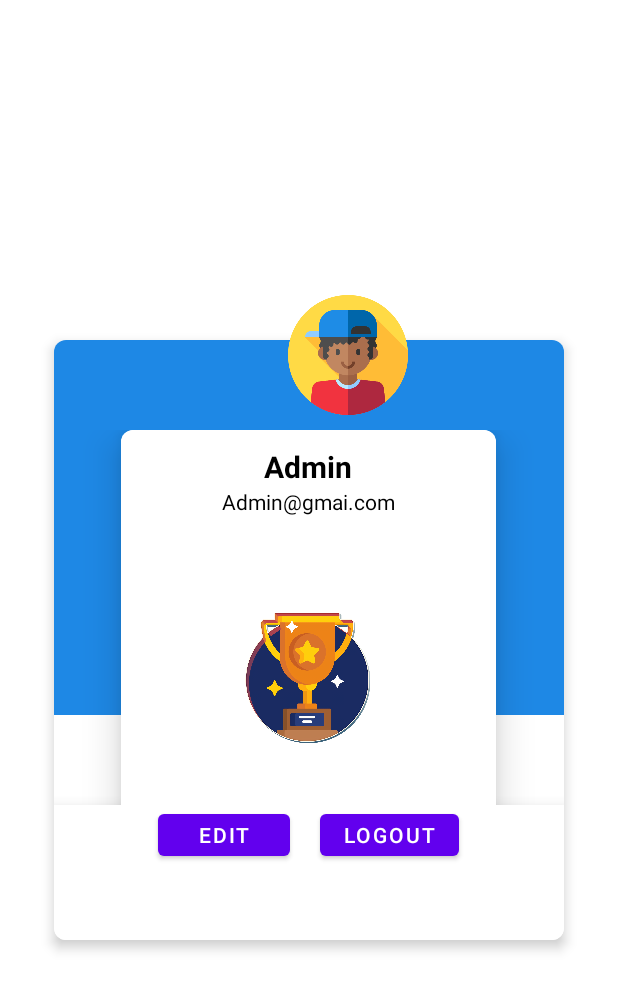
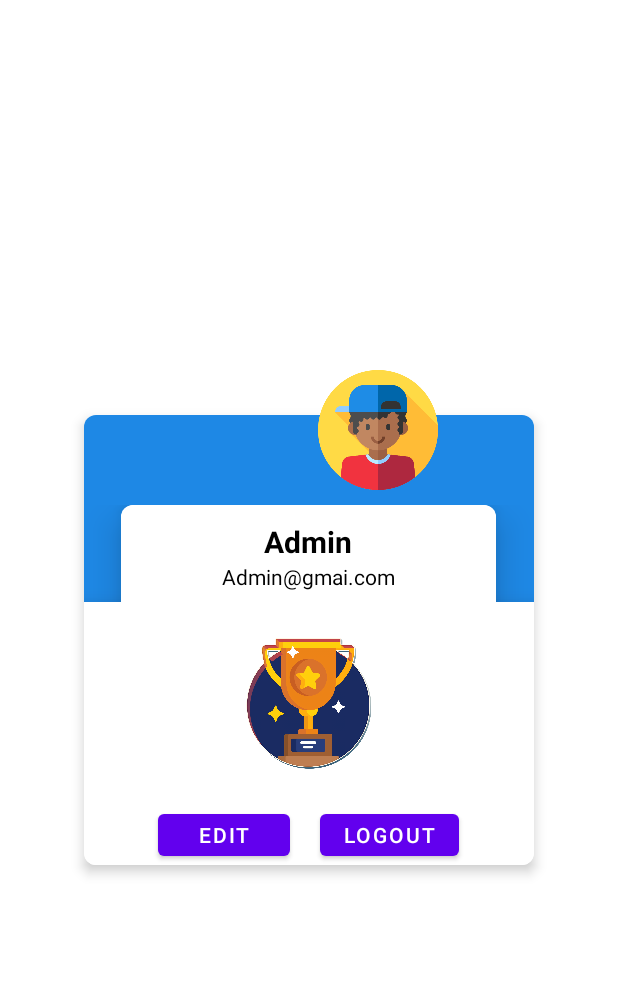
Before and after one commit to Diovethi/DescobrePortugalApp, an Android app: the layout dialog_user.xml on its own in the app's theme, with its tools: preview values and no code run, on a phone screen of 412 x 824 dp. Shown: the top 990 px of the screen. Run offline under Robolectric (Android 15) with nearby library versions, the phone set to English and light mode, and no system bars; network calls fail.

Commit message:
Dialog visual fix

```diff
--- a/app/src/main/res/layout/dialog_user.xml
+++ b/app/src/main/res/layout/dialog_user.xml
@@ -26,8 +26,8 @@
 
         <androidx.cardview.widget.CardView
             android:id="@+id/cardView"
-            android:layout_width="340dp"
-            android:layout_height="400dp"
+            android:layout_width="300dp"
+            android:layout_height="300dp"
             android:layout_below="@id/logoImageDialog"
             android:layout_marginLeft="10dp"
             android:layout_marginTop="-50dp"
@@ -70,7 +70,7 @@
 
                     <LinearLayout
                         android:layout_width="match_parent"
-                        android:layout_height="258dp"
+                        android:layout_height="wrap_content"
 
                         android:background="@color/white"
                         android:backgroundTint="@color/white"
@@ -101,12 +101,6 @@
                             android:textColor="#000000"
                             android:textSize="14sp" />
 
-                        <ImageView
-                            android:id="@+id/trophyIcon"
-                            android:layout_width="100dp"
-                            android:layout_height="180dp"
-                            android:layout_weight="1"
-                            app:srcCompat="@drawable/trophy_icon" />
                     </LinearLayout>
                 </androidx.cardview.widget.CardView>
 
@@ -121,6 +115,19 @@
                     <LinearLayout
                         android:layout_width="match_parent"
                         android:layout_height="match_parent"
+                        android:gravity="center"
+                        android:orientation="vertical">
+
+                        <ImageView
+                            android:id="@+id/trophyIcon"
+                            android:layout_width="100dp"
+                            android:layout_height="100dp"
+                            android:layout_weight="1"
+                            app:srcCompat="@drawable/trophy_icon" />
+
+                        <LinearLayout
+                            android:layout_width="match_parent"
+                            android:layout_height="wrap_content"
                             android:background="@color/white"
                             android:gravity="center_horizontal"
                             android:orientation="horizontal">
@@ -142,6 +149,8 @@
                                 android:text="Logout" />
 
                         </LinearLayout>
+                    </LinearLayout>
+
                 </androidx.cardview.widget.CardView>
             </LinearLayout>
         </androidx.cardview.widget.CardView>
--- a/build.gradle
+++ b/build.gradle
@@ -4,8 +4,8 @@ buildscript {
     }
 }// Top-level build file where you can add configuration options common to all sub-projects/modules.
 plugins {
-    id 'com.android.application' version '7.2.1' apply false
-    id 'com.android.library' version '7.2.1' apply false
+    id 'com.android.application' version '7.2.2' apply false
+    id 'com.android.library' version '7.2.2' apply false
 
 }
 
```
Lines whose indentation alone changed are shown as unchanged.
